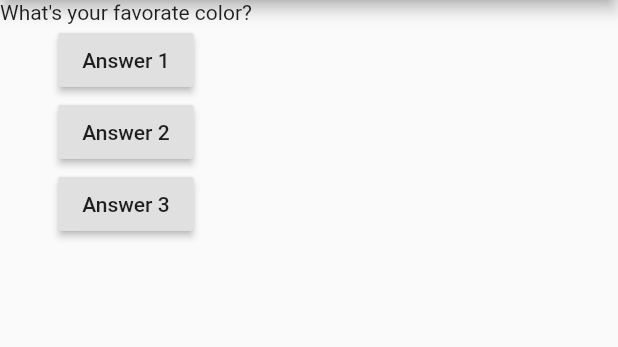
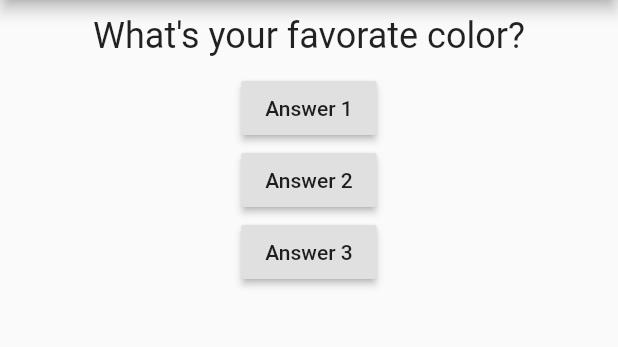
Before and after one commit to maneesh888/flutter-playground, a Flutter app: the screen it shows after launch, on a phone screen of 412 x 824 dp, the part 84-431 px from its top. Run offline on Flutter 3.47's test engine with Material 2 defaults, Android fonts, the phone set to English and light mode, and no system bars.

Commit message:
More customisation to container

```diff
--- a/flutter_learning/lib/main.dart
+++ b/flutter_learning/lib/main.dart
@@ -34,7 +34,7 @@ class _MyAppState extends State<MyApp> {
           ),
           body: Column(
             children: [
-              Text(questions.elementAt(questionIndex)),
+              Question(questionText: questions.elementAt(questionIndex)),
               RaisedButton(
                 child: Text('Answer 1'),
                 onPressed: answerQuestion,
--- a/flutter_learning/lib/question.dart
+++ b/flutter_learning/lib/question.dart
@@ -1,6 +1,3 @@
-import 'package:flutter/src/foundation/key.dart';
-import 'package:flutter/src/widgets/framework.dart';
-
 import 'package:flutter/material.dart';
 
 class Question extends StatelessWidget {
@@ -8,6 +5,14 @@ class Question extends StatelessWidget {
   Question({required this.questionText});
   @override
   Widget build(BuildContext context) {
-    return Text(questionText);
+    return Container(
+      width: double.infinity,
+      margin: EdgeInsets.all(10),
+      child: Text(
+        questionText,
+        style: TextStyle(fontSize: 24),
+        textAlign: TextAlign.center,
+      ),
+    );
   }
 }
```
